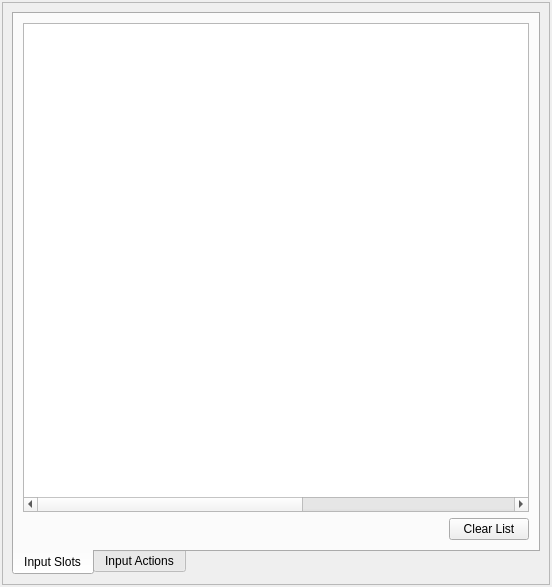
ezEngine/ezEngine, file Projects/Inspector/InputWidget.ui: the form before one commit.
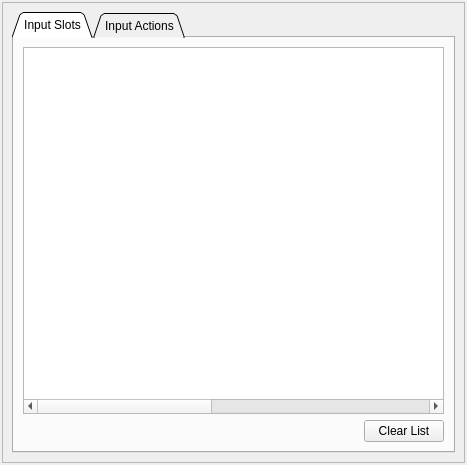
The form after the commit.

Patch:
```diff
--- a/Projects/Inspector/InputWidget.ui
+++ b/Projects/Inspector/InputWidget.ui
@@ -6,14 +6,14 @@
    <rect>
     <x>0</x>
     <y>0</y>
-    <width>552</width>
-    <height>587</height>
+    <width>467</width>
+    <height>465</height>
    </rect>
   </property>
   <property name="minimumSize">
    <size>
-    <width>408</width>
-    <height>318</height>
+    <width>229</width>
+    <height>250</height>
    </size>
   </property>
   <property name="sizeIncrement">
@@ -51,11 +51,20 @@
        <item>
         <widget class="QTabWidget" name="TabInput">
          <property name="tabPosition">
-          <enum>QTabWidget::South</enum>
+          <enum>QTabWidget::North</enum>
+         </property>
+         <property name="tabShape">
+          <enum>QTabWidget::Triangular</enum>
          </property>
          <property name="currentIndex">
           <number>0</number>
          </property>
+         <property name="usesScrollButtons">
+          <bool>false</bool>
+         </property>
+         <property name="documentMode">
+          <bool>false</bool>
+         </property>
          <widget class="QWidget" name="tab">
           <attribute name="title">
            <string>Input Slots</string>
```
Left out of the diff: 11 changed lines with no effect on the pictures.
